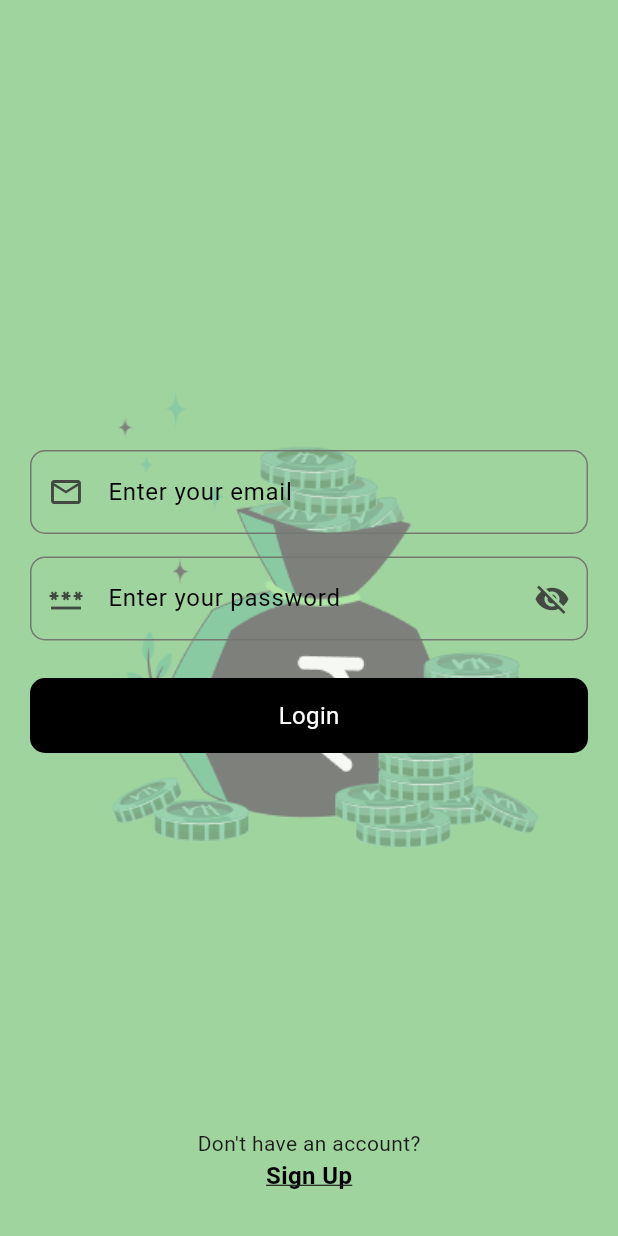
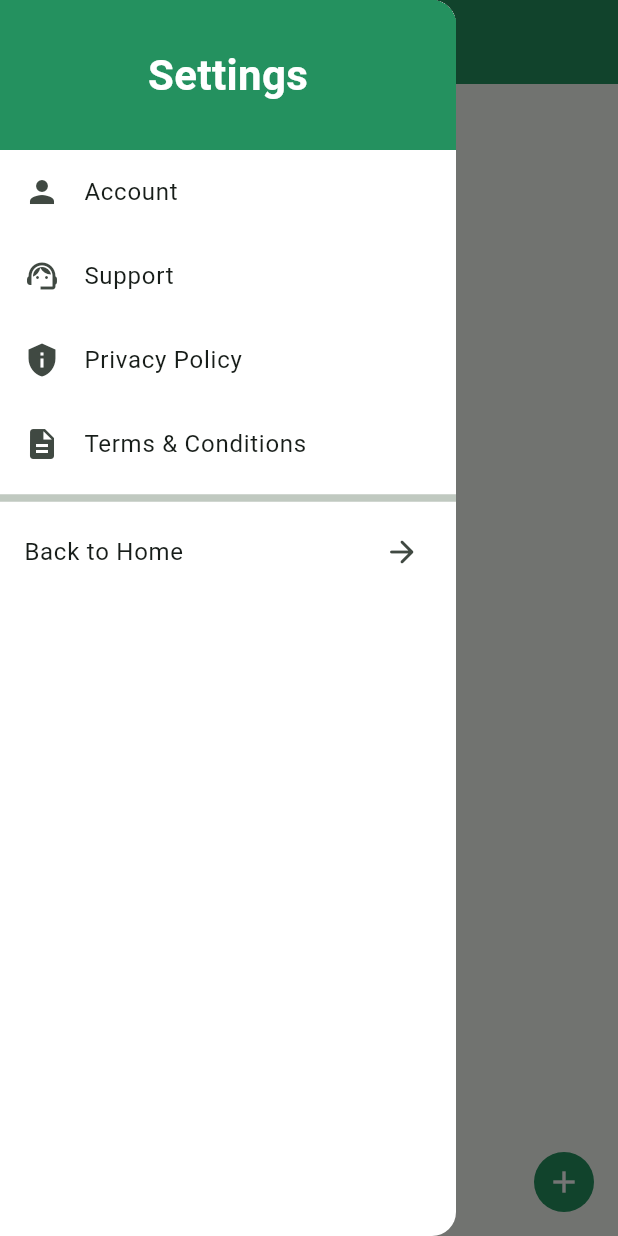
Before and after one commit to yesra29/expense_tracker, a Flutter app: the screen it shows after launch, with the side drawer open (before the commit the screen has no drawer), on a phone screen of 412 x 824 dp. Run offline on Flutter 3.47's test engine with Material 3 defaults, Android fonts, the phone set to English and light mode, and no system bars; our stand-ins replace supabase_flutter; accounts and stored records are empty.

Commit message:
home page created

```diff
--- a/lib/auth/auth_gate.dart
+++ b/lib/auth/auth_gate.dart
@@ -1,8 +1,7 @@
 import 'package:flutter/material.dart';
 import 'package:supabase_flutter/supabase_flutter.dart';
 
-import '../login/view/login.dart';
-import '../sign_up/view/sign_up.dart';
+import '../home_page/view/home_page.dart';
 import '../splash/view/splash_screen.dart';
 
 class AuthGate extends StatelessWidget {
@@ -13,18 +12,18 @@ class AuthGate extends StatelessWidget {
     return StreamBuilder(
       stream: Supabase.instance.client.auth.onAuthStateChange,
       builder: (context, snapshot) {
-        if(snapshot.connectionState == ConnectionState.waiting) {
+        if (snapshot.connectionState == ConnectionState.waiting) {
           return const Scaffold(
-            body: Center(child: CircularProgressIndicator(),),
+            body: Center(child: CircularProgressIndicator()),
           );
         }
 
-        final session = snapshot.hasData? snapshot.data!.session:null;
+        final session = snapshot.hasData ? snapshot.data!.session : null;
 
-        if(session != null) {
+        if (session != null) {
+          return const HomePage();
+        } else {
           return const SplashScreen();
-        } else {
-          return const LoginPage();
         }
       },
     );
--- /dev/null
+++ b/lib/home_page/view/home_page.dart
@@ -0,0 +1,93 @@
+import 'package:expense_tracker/utils/app_colors.dart';
+import 'package:flutter/material.dart';
+
+class HomePage extends StatefulWidget {
+  const HomePage({super.key});
+
+  @override
+  State<HomePage> createState() => _HomePageState();
+}
+
+class _HomePageState extends State<HomePage> {
+  @override
+  Widget build(BuildContext context) {
+    return Scaffold(
+      appBar: AppBar(
+        iconTheme: IconThemeData(color: Colors.white),
+        backgroundColor: AppColors.splashBackground,
+        title: Text(
+          "Spendo",
+          style: TextStyle(
+            color: Colors.white,
+            fontWeight: FontWeight.bold,
+            fontSize: 24,
+          ),
+        ),
+        centerTitle: true,
+        elevation: 0,
+      ),
+      drawer: _drawer(),
+      floatingActionButton: CircleAvatar(
+        backgroundColor: AppColors.splashBackground,
+        child: Icon(Icons.add, color: Colors.white),
+      ),
+      body: Column(),
+    );
+  }
+
+  Widget _drawer() {
+    return Drawer(
+      child: ListView(
+        children: [
+          Container(
+            decoration: BoxDecoration(color: AppColors.splashBackground),
+            height: 100,
+            width: double.infinity,
+            child: Center(
+              child: Text(
+                "Settings",
+                style: TextStyle(
+                  fontWeight: FontWeight.bold,
+                  fontSize: 28,
+                  color: Colors.white,
+                ),
+              ),
+            ),
+          ),
+          ListTile(
+            title: Text("Account"),
+            leading: Icon(Icons.person),
+            onTap: () {},
+          ),
+          ListTile(
+            title: Text("Support"),
+            onTap: () {},
+            leading: Icon(Icons.support_agent),
+          ),
+          ListTile(
+            title: Text("Privacy Policy"),
+            onTap: () {},
+            leading: Icon(Icons.privacy_tip),
+          ),
+          ListTile(
+            title: Text("Terms & Conditions"),
+            onTap: () {},
+            leading: Icon(Icons.description),
+          ),
+          Divider(thickness: 5),
+          ListTile(
+            title: Text("Back to Home"),
+            trailing: Icon(Icons.arrow_forward_rounded),
+            onTap: () {
+              Navigator.push(
+                context,
+                MaterialPageRoute(builder: (context) => HomePage()),
+              );
+            },
+          ),
+        ],
+      ),
+      backgroundColor: Colors.white,
+    );
+  }
+}
--- a/lib/main.dart
+++ b/lib/main.dart
@@ -1,6 +1,8 @@
+import 'package:expense_tracker/utils/app_colors.dart';
 import 'package:flutter/material.dart';
 import 'package:supabase_flutter/supabase_flutter.dart';
 
+import 'home_page/view/home_page.dart';
 import 'login/view/login.dart';
 
 void main() async {
@@ -21,10 +23,12 @@ class MyApp extends StatelessWidget {
     return MaterialApp(
       title: 'Expense Tracker',
       theme: ThemeData(
-        colorScheme: ColorScheme.fromSeed(seedColor: Colors.green),
+        colorScheme: ColorScheme.fromSeed(
+          seedColor: AppColors.splashBackground,
+        ),
       ),
       debugShowCheckedModeBanner: false,
-      home: LoginPage(),
+      home: HomePage(),
     );
   }
 }
--- a/lib/sign_up/view/sign_up.dart
+++ b/lib/sign_up/view/sign_up.dart
@@ -80,7 +80,7 @@ class _SignUpState extends State<SignUp> {
           onTap: () {
             Navigator.push(
               context,
-              MaterialPageRoute(builder: (context) => const LoginPage()),
+              MaterialPageRoute(builder: (context) =>  LoginPage()),
             );
           },
           child: const Text(
```
